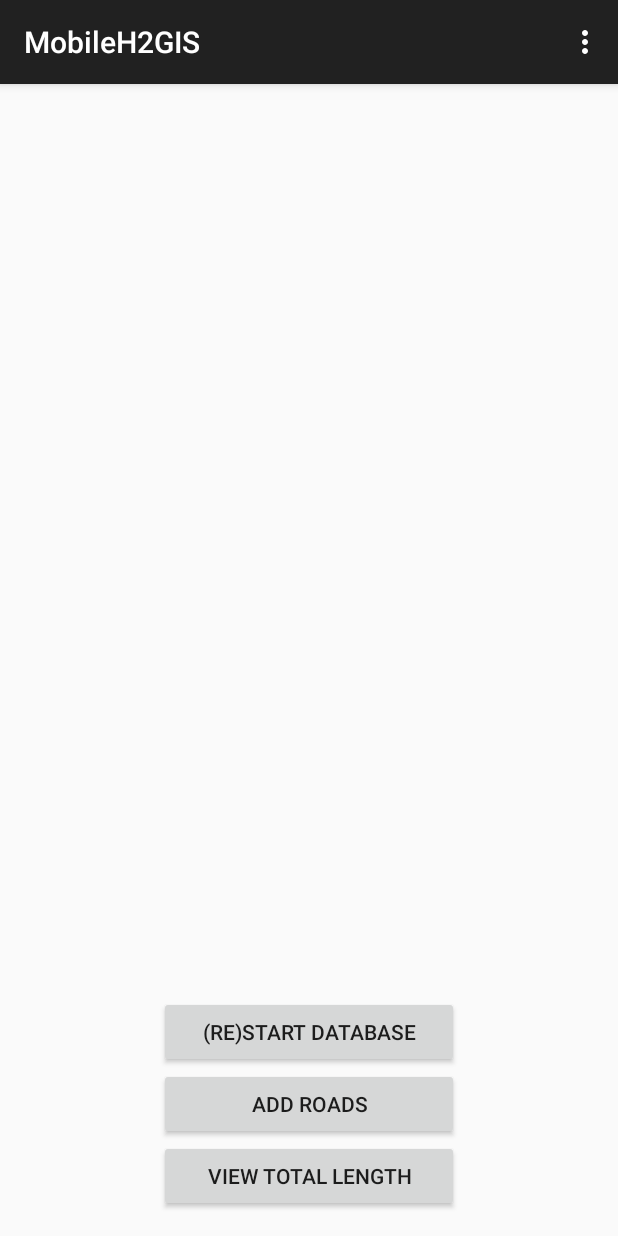
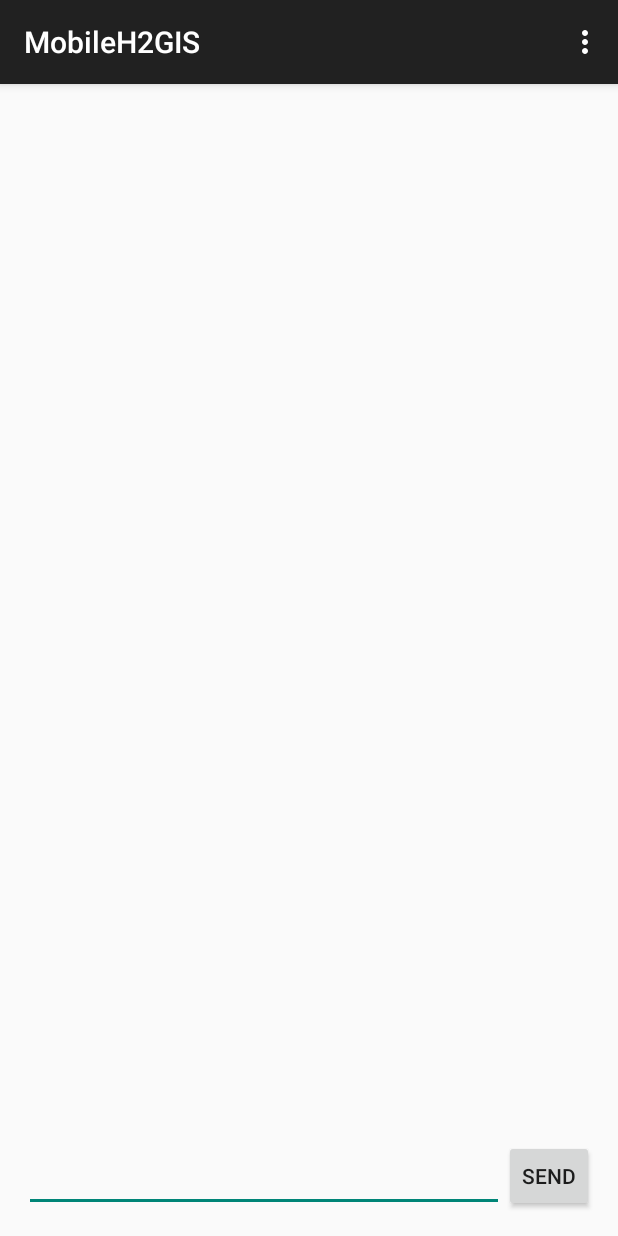
Before and after one commit to orbisgis/h2gis_android, an Android app: the screen it shows after launch (MainActivity), on a phone screen of 412 x 824 dp. Run offline under Robolectric (Android 15) with nearby library versions, the phone set to English and light mode, and no system bars; libraries missing offline, so code that uses them is left out: org.h2gis.h2spatialext.

Commit message:
added console

```diff
--- a/mobileH2gis-android/app/src/main/AndroidManifest.xml
+++ b/mobileH2gis-android/app/src/main/AndroidManifest.xml
@@ -8,6 +8,7 @@
         android:label="@string/app_name"
         android:theme="@style/AppTheme" >
         <activity
+            android:windowSoftInputMode="adjustResize"
             android:name="com.ogis.mobileh2gis.app.MainActivity"
             android:label="@string/app_name" >
             <intent-filter>
--- a/mobileH2gis-android/app/src/main/res/layout/activity_main.xml
+++ b/mobileH2gis-android/app/src/main/res/layout/activity_main.xml
@@ -14,47 +14,25 @@
         android:layout_width="wrap_content"
         android:layout_height="wrap_content" />
 
-<!--    <EditText
-        android:layout_width="0dp"
-        android:layout_weight="1"
+    <EditText
+        android:layout_width="fill_parent"
         android:layout_height="wrap_content"
         android:id="@+id/editText"
-        android:layout_above="@+id/button"
-        android:layout_alignParentRight="true"
+        android:layout_alignParentBottom="true"
+        android:inputType="textNoSuggestions"
         android:layout_alignParentLeft="true"
-        android:layout_alignParentEnd="true" />-->
+        android:layout_toLeftOf="@+id/button" />
 
     <Button
         style="?android:attr/buttonStyleSmall"
-        android:layout_width="200dp"
+        android:layout_width="wrap_content"
         android:layout_height="wrap_content"
-        android:text="(Re)Start Database"
-        android:id="@+id/button3"
-        android:onClick="test1"
-        android:layout_above="@+id/button2"
-        android:layout_centerHorizontal="true" />
-
-    <Button
-        style="?android:attr/buttonStyleSmall"
-        android:layout_width="200dp"
-        android:layout_height="wrap_content"
-        android:text="add roads"
-        android:id="@+id/button2"
-        android:onClick="test2"
-        android:layout_above="@+id/button"
-        android:layout_centerHorizontal="true" />
-
-    <Button
-        style="?android:attr/buttonStyleSmall"
-        android:layout_width="200dp"
-        android:layout_height="wrap_content"
-        android:text="View total length"
+        android:text="Send"
         android:id="@+id/button"
-        android:onClick="test3"
+        android:onClick="send"
         android:layout_alignParentBottom="true"
-        android:layout_centerHorizontal="true" />
-
-
+        android:layout_alignParentRight="true"
+        android:layout_alignParentEnd="true" />
 
 
 
--- a/mobileH2gis-android/app/src/main/res/menu/main.xml
+++ b/mobileH2gis-android/app/src/main/res/menu/main.xml
@@ -6,5 +6,6 @@
     <item android:id="@+id/action_settings"
         android:title="@string/action_settings"
         android:orderInCategory="100"
-        app:showAsAction="never" />
+        app:showAsAction="never"/>
+
 </menu>
--- a/mobileH2gis-android/app/src/main/res/values/strings.xml
+++ b/mobileH2gis-android/app/src/main/res/values/strings.xml
@@ -3,6 +3,6 @@
 
     <string name="app_name">MobileH2GIS</string>
     <string name="empty"></string>
-    <string name="action_settings">Settings</string>
+    <string name="action_settings">Reset</string>
 
 </resources>
```
Also changed, not shown: mobileH2gis-android/app/src/main/java/com/ogis/mobileh2gis/app/MainActivity.java (+51 -4 lines).
